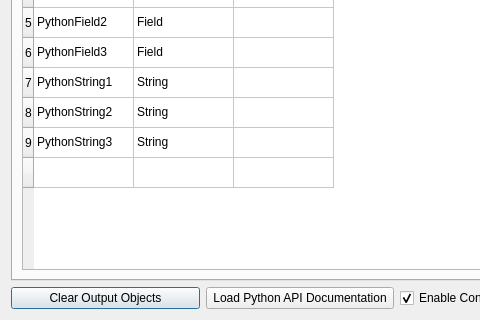
This is src/Interface/Modules/Python/InterfaceWithPython.ui in SCIInstitute/SCIRun as Qt 5 draws it before an edit; both pictures show x 0 to 480 and y 235 to 555 of the 600 by 555 pixel window. The edited form follows.
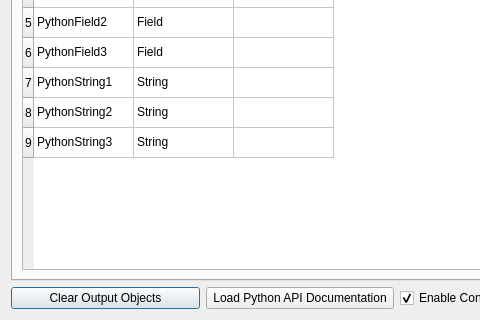
This is the edited form. The open tabs and pages were chosen to show the change.

Commit message: Map output names with table widgets

What changed in the file:
```diff
--- a/src/Interface/Modules/Python/InterfaceWithPython.ui
+++ b/src/Interface/Modules/Python/InterfaceWithPython.ui
@@ -154,11 +154,6 @@
            <string>9</string>
           </property>
          </row>
-         <row>
-          <property name="text">
-           <string/>
-          </property>
-         </row>
          <column>
           <property name="text">
            <string>Port</string>
```
The commit also changes 4 other files.
